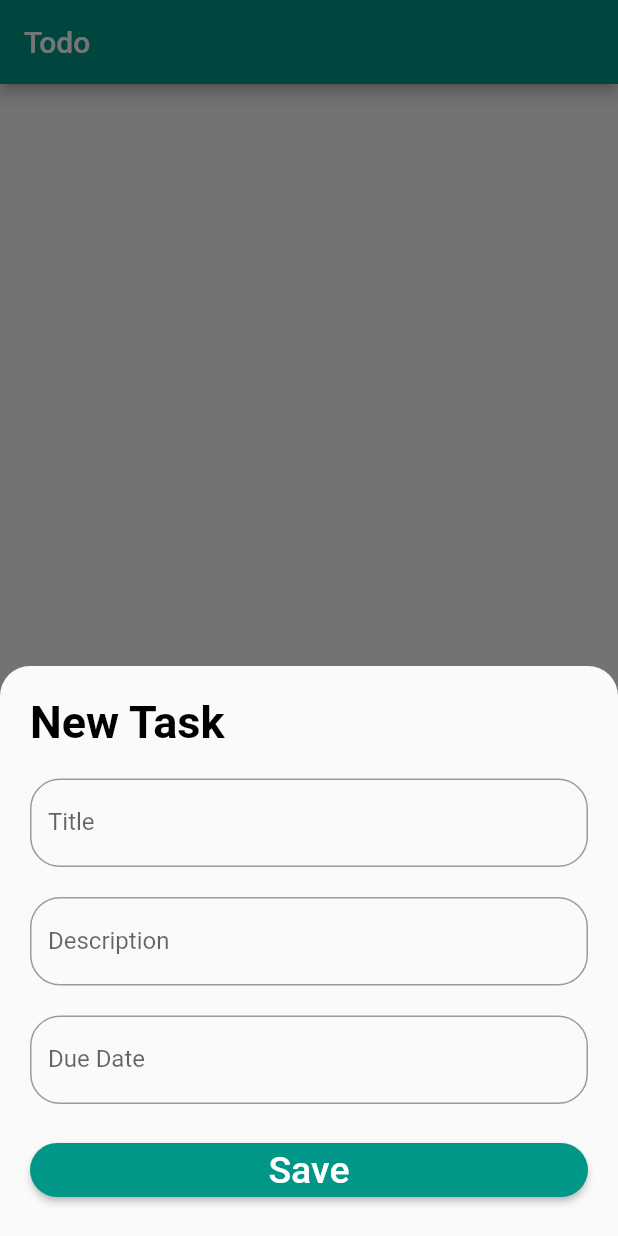
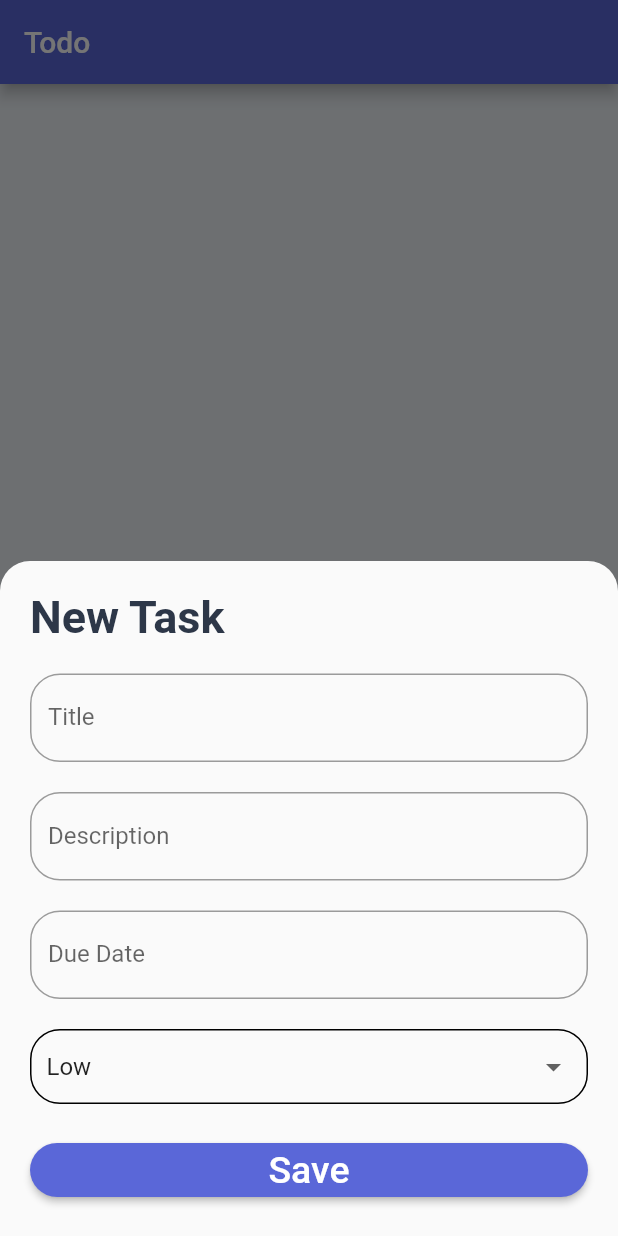
Before and after one commit to timmkroe/ma-todo, a Flutter app: the screen it shows after launch, after a tap on the "add" icon, on a phone screen of 412 x 824 dp. Run offline on Flutter 3.47's test engine with Material 2 defaults, Android fonts, the phone set to English and light mode, and no system bars; our stand-ins replace cloud_firestore, firebase_core; accounts and stored records are empty.

Commit message:
redesign & priority

```diff
--- a/lib/main.dart
+++ b/lib/main.dart
@@ -3,7 +3,7 @@ import 'package:flutter/material.dart';
 import 'package:ma_todo/pages/Home.dart';
 import 'package:firebase_core/firebase_core.dart';
 import 'package:intl/date_symbol_data_local.dart';
-
+import 'package:ma_todo/shared/app_colors.dart';
 
 void main() async {
   WidgetsFlutterBinding.ensureInitialized();
@@ -19,9 +19,10 @@ class MyApp extends StatelessWidget {
     return MaterialApp(
       title: 'Todo',
       theme: ThemeData(
-        visualDensity: VisualDensity.adaptivePlatformDensity,
-        primarySwatch: Colors.teal,
-      ),
+          visualDensity: VisualDensity.adaptivePlatformDensity,
+          primaryColor: AppColors.primaryColor(),
+          backgroundColor: AppColors.backgroundColor(),
+          accentColor: AppColors.primaryColor()),
       home: Home(),
     );
   }
--- /dev/null
+++ b/lib/model/priority.dart
@@ -0,0 +1,33 @@
+import 'dart:ui';
+
+import 'package:ma_todo/shared/app_colors.dart';
+
+enum Priority {
+  Low,
+  Medium,
+  High,
+}
+
+extension PriorityExtension on Priority {
+  Color get color {
+    if (this == Priority.High) {
+      return AppColors.highPriorityColor();
+    }
+    if (this == Priority.Medium) {
+      return AppColors.mediumPriorityColor();
+    }
+
+    return AppColors.primaryTextColor();
+  }
+
+  String get name {
+    if (this == Priority.High) {
+      return "High";
+    }
+    if (this == Priority.Medium) {
+      return "Medium";
+    }
+
+    return "Low";
+  }
+}
--- a/lib/model/task.dart
+++ b/lib/model/task.dart
@@ -1,4 +1,5 @@
 import 'package:flutter/material.dart';
+import 'package:ma_todo/model/priority.dart';
 
 // Task Model
 class Task extends ChangeNotifier {
@@ -6,16 +7,25 @@ class Task extends ChangeNotifier {
   String title;
   String description;
   bool isDone;
+  Priority priority;
   DateTime dueDate;
 
   // Constructor
   Task(String id, String title, String description, bool status,
-      DateTime dueDate) {
+      DateTime dueDate, int priority) {
     this.id = id;
     this.title = title;
     this.description = description;
     this.isDone = status;
     this.dueDate = dueDate;
+    this.priority = mapToPriority(priority);
+  }
+
+  Priority mapToPriority(int prio) {
+    if (prio == 0) return Priority.Low;
+    if (prio == 1) return Priority.Medium;
+    if (prio == 2) return Priority.High;
+    return Priority.Low;
   }
 
   // update Task & notify listeners
@@ -25,6 +35,7 @@ class Task extends ChangeNotifier {
     this.description = updateTask.description;
     this.isDone = updateTask.isDone;
     this.dueDate = updateTask.dueDate;
+    this.priority = updateTask.priority;
 
     notifyListeners();
   }
--- a/lib/pages/Home.dart
+++ b/lib/pages/Home.dart
@@ -2,7 +2,9 @@ import 'package:flutter/cupertino.dart';
 import 'package:flutter/material.dart';
 import 'package:intl/intl.dart';
 import 'package:ma_todo/adapters/firestore_repository.dart';
+import 'package:ma_todo/model/priority.dart';
 import 'package:ma_todo/model/task.dart';
+import 'package:ma_todo/shared/app_colors.dart';
 import 'package:ma_todo/widgets/list_item.dart';
 
 class Home extends StatefulWidget {
@@ -18,6 +20,7 @@ class _HomeState extends State<Home> {
   final titleController = TextEditingController();
   final descriptionController = TextEditingController();
   final dueDateController = TextEditingController();
+  Priority _priority = Priority.Low;
 
   // Date
   DateTime selectedDate;
@@ -82,6 +85,7 @@ class _HomeState extends State<Home> {
         appBar: AppBar(
           title: Text("Todo"),
         ),
+        backgroundColor: AppColors.backgroundColor(),
         body: Container(
           child: Center(
             child: RefreshIndicator(
@@ -121,7 +125,7 @@ class _HomeState extends State<Home> {
                       Text(
                         'New Task',
                         style: TextStyle(
-                            color: Colors.black,
+                            color: AppColors.primaryTextColor(),
                             fontWeight: FontWeight.bold,
                             fontSize: 30),
                       ),
@@ -193,6 +197,35 @@ class _HomeState extends State<Home> {
                               },
                             ),
                             SizedBox(height: 20),
+                            Container(
+                              padding: const EdgeInsets.only(
+                                  left: 10.0, right: 10.0),
+                              decoration: BoxDecoration(
+                                  borderRadius: BorderRadius.circular(20.0),
+                                  border: Border.all()),
+                              child: DropdownButtonHideUnderline(
+                                child: DropdownButton<Priority>(
+                                    isExpanded: true,
+                                    value: _priority,
+                                    items: [
+                                      DropdownMenuItem(
+                                          child: Text('Low'),
+                                          value: Priority.Low),
+                                      DropdownMenuItem(
+                                          child: Text('Medium'),
+                                          value: Priority.Medium),
+                                      DropdownMenuItem(
+                                          child: Text('High'),
+                                          value: Priority.High)
+                                    ],
+                                    onChanged: (value) {
+                                      setState(() {
+                                        _priority = value;
+                                      });
+                                    }),
+                              ),
+                            ),
+                            SizedBox(height: 20),
                             SizedBox(
                               width: double.infinity,
                               child: RaisedButton(
@@ -203,7 +236,8 @@ class _HomeState extends State<Home> {
                                         titleController.text,
                                         descriptionController.text,
                                         false,
-                                        selectedDate);
+                                        selectedDate,
+                                        _priority.index);
                                     repository.newTask(task);
                                     _fetchTasks();
                                     titleController.text = "";
@@ -216,7 +250,7 @@ class _HomeState extends State<Home> {
                                   'Save',
                                   style: TextStyle(fontSize: 25),
                                 ),
-                                color: Colors.teal,
+                                color: AppColors.primaryColor(),
                                 textColor: Colors.white,
                                 shape: RoundedRectangleBorder(
                                   borderRadius: BorderRadius.circular(20),
--- /dev/null
+++ b/lib/shared/app_colors.dart
@@ -0,0 +1,33 @@
+import 'dart:ui';
+
+import 'package:flutter/widgets.dart';
+
+abstract class AppColors {
+  static Color primaryColor() {
+    return const Color.fromRGBO(90, 103, 216, 1.0);
+  }
+
+  static Color redAccentcolor() {
+    return const Color.fromRGBO(197, 48, 48, 1.0);
+  }
+
+  static Color backgroundColor() {
+    return const Color.fromRGBO(237, 242, 247, 1.0);
+  }
+
+  static Color primaryTextColor() {
+    return const Color.fromRGBO(45, 55, 72, 1.0);
+  }
+
+  static Color highPriorityColor() {
+    return const Color.fromRGBO(229, 62, 62, 1.0);
+  }
+
+  static Color mediumPriorityColor() {
+    return const Color.fromRGBO(221, 107, 32, 1.0);
+  }
+
+  static Color doneTaskColor() {
+    return const Color.fromRGBO(203, 213, 224, 1.0);
+  }
+}
```
Also changed, not shown: lib/adapters/firestore_repository.dart (+5 -3 lines), lib/widgets/list_item.dart (+41 -19 lines).
